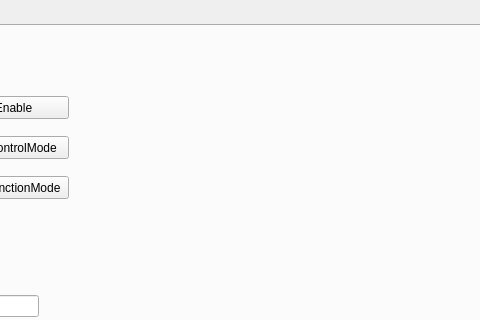
Before: the Qt Designer form ui/mainwindow.ui in huigang39/FSA_Tool, drawn with Qt 5; both pictures show x 204 to 684 and y 0 to 320 of the 800 by 600 pixel window.
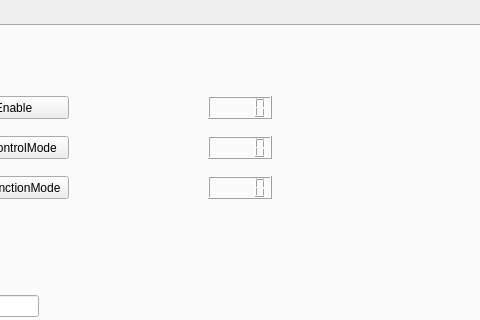
After: the same form once the commit is applied.

Commit message: 显示当前pvc

Patch:
```diff
--- a/ui/mainwindow.ui
+++ b/ui/mainwindow.ui
@@ -292,6 +292,36 @@
                             </widget>
                         </widget>
                     </widget>
+                    <widget class="QLCDNumber" name="lcdNumber_position">
+                        <property name="geometry">
+                            <rect>
+                                <x>410</x>
+                                <y>70</y>
+                                <width>64</width>
+                                <height>23</height>
+                            </rect>
+                        </property>
+                    </widget>
+                    <widget class="QLCDNumber" name="lcdNumber_velocity">
+                        <property name="geometry">
+                            <rect>
+                                <x>410</x>
+                                <y>110</y>
+                                <width>64</width>
+                                <height>23</height>
+                            </rect>
+                        </property>
+                    </widget>
+                    <widget class="QLCDNumber" name="lcdNumber_current">
+                        <property name="geometry">
+                            <rect>
+                                <x>410</x>
+                                <y>150</y>
+                                <width>64</width>
+                                <height>23</height>
+                            </rect>
+                        </property>
+                    </widget>
                 </widget>
             </widget>
         </widget>
```
The commit also changes 1 other file.
